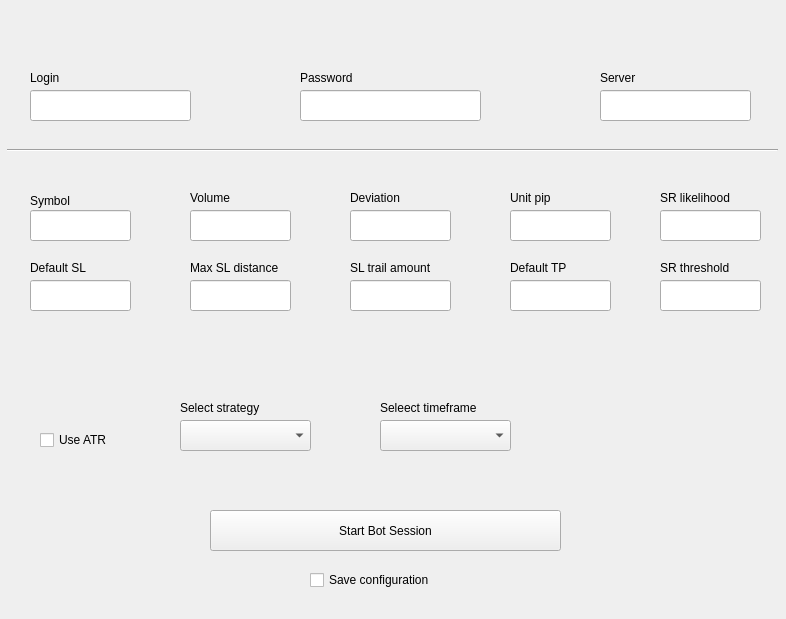
This is GUIs/bot-gui.ui in ches-001/tradebot as Qt 5 draws it before an edit. The edited form follows.
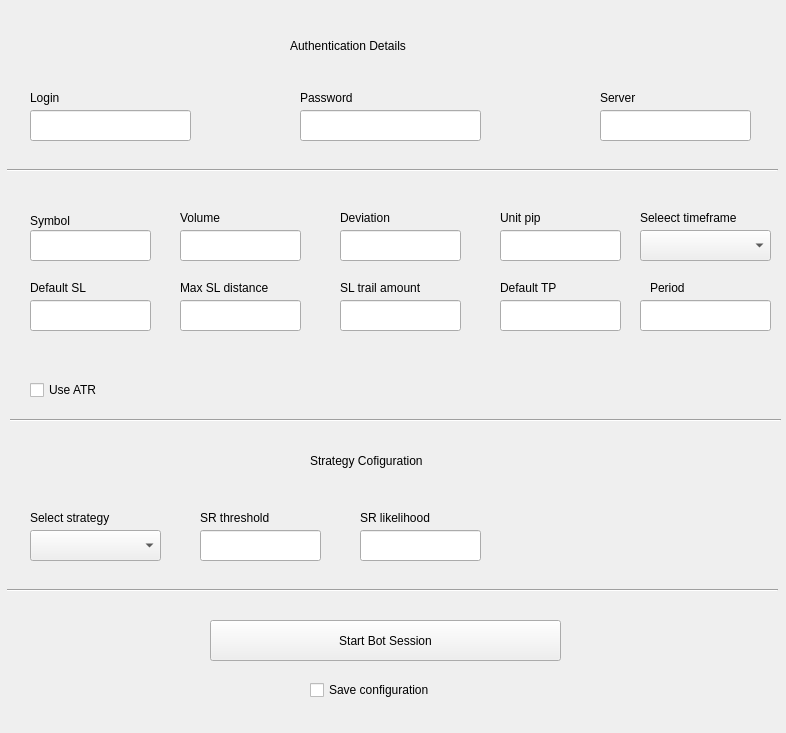
This is the edited form.

Commit message: gui and exe builder

Patch:
```diff
--- a/GUIs/bot-gui.ui
+++ b/GUIs/bot-gui.ui
@@ -7,7 +7,7 @@
     <x>0</x>
     <y>0</y>
     <width>786</width>
-    <height>619</height>
+    <height>733</height>
    </rect>
   </property>
   <property name="windowTitle">
@@ -16,8 +16,8 @@
   <widget class="QLabel" name="volume_label">
    <property name="geometry">
     <rect>
-     <x>190</x>
-     <y>190</y>
+     <x>180</x>
+     <y>210</y>
      <width>61</width>
      <height>16</height>
     </rect>
@@ -29,9 +29,9 @@
   <widget class="QLineEdit" name="deviation">
    <property name="geometry">
     <rect>
-     <x>350</x>
-     <y>210</y>
-     <width>101</width>
+     <x>340</x>
+     <y>230</y>
+     <width>121</width>
      <height>31</height>
     </rect>
    </property>
@@ -40,7 +40,7 @@
    <property name="geometry">
     <rect>
      <x>30</x>
-     <y>190</y>
+     <y>210</y>
      <width>71</width>
      <height>21</height>
     </rect>
@@ -52,8 +52,8 @@
   <widget class="QLabel" name="deviation_label">
    <property name="geometry">
     <rect>
-     <x>350</x>
-     <y>190</y>
+     <x>340</x>
+     <y>210</y>
      <width>61</width>
      <height>16</height>
     </rect>
@@ -66,7 +66,7 @@
    <property name="geometry">
     <rect>
      <x>210</x>
-     <y>510</y>
+     <y>620</y>
      <width>351</width>
      <height>41</height>
     </rect>
@@ -78,8 +78,8 @@
   <widget class="QLabel" name="sl_trail_label">
    <property name="geometry">
     <rect>
-     <x>350</x>
-     <y>260</y>
+     <x>340</x>
+     <y>280</y>
      <width>81</width>
      <height>16</height>
     </rect>
@@ -91,9 +91,9 @@
   <widget class="QLineEdit" name="unit_pip">
    <property name="geometry">
     <rect>
-     <x>510</x>
-     <y>210</y>
-     <width>101</width>
+     <x>500</x>
+     <y>230</y>
+     <width>121</width>
      <height>31</height>
     </rect>
    </property>
@@ -101,8 +101,8 @@
   <widget class="QLabel" name="unit_pip_label">
    <property name="geometry">
     <rect>
-     <x>510</x>
-     <y>190</y>
+     <x>500</x>
+     <y>210</y>
      <width>61</width>
      <height>16</height>
     </rect>
@@ -115,7 +115,7 @@
    <property name="geometry">
     <rect>
      <x>30</x>
-     <y>260</y>
+     <y>280</y>
      <width>61</width>
      <height>16</height>
     </rect>
@@ -127,9 +127,9 @@
   <widget class="QLineEdit" name="sl_trail">
    <property name="geometry">
     <rect>
-     <x>350</x>
-     <y>280</y>
-     <width>101</width>
+     <x>340</x>
+     <y>300</y>
+     <width>121</width>
      <height>31</height>
     </rect>
    </property>
@@ -137,9 +137,9 @@
   <widget class="QLineEdit" name="volume">
    <property name="geometry">
     <rect>
-     <x>190</x>
-     <y>210</y>
-     <width>101</width>
+     <x>180</x>
+     <y>230</y>
+     <width>121</width>
      <height>31</height>
     </rect>
    </property>
@@ -147,9 +147,9 @@
   <widget class="QLineEdit" name="default_tp">
    <property name="geometry">
     <rect>
-     <x>510</x>
-     <y>280</y>
-     <width>101</width>
+     <x>500</x>
+     <y>300</y>
+     <width>121</width>
      <height>31</height>
     </rect>
    </property>
@@ -157,9 +157,9 @@
   <widget class="QLineEdit" name="max_sl_dist">
    <property name="geometry">
     <rect>
-     <x>190</x>
-     <y>280</y>
-     <width>101</width>
+     <x>180</x>
+     <y>300</y>
+     <width>121</width>
      <height>31</height>
     </rect>
    </property>
@@ -167,8 +167,8 @@
   <widget class="QLabel" name="default_tp_label">
    <property name="geometry">
     <rect>
-     <x>510</x>
-     <y>260</y>
+     <x>500</x>
+     <y>280</y>
      <width>81</width>
      <height>16</height>
     </rect>
@@ -180,8 +180,8 @@
   <widget class="QLabel" name="max_sl_dist_label">
    <property name="geometry">
     <rect>
-     <x>190</x>
-     <y>260</y>
+     <x>180</x>
+     <y>280</y>
      <width>91</width>
      <height>16</height>
     </rect>
@@ -194,8 +194,8 @@
    <property name="geometry">
     <rect>
      <x>30</x>
-     <y>210</y>
-     <width>101</width>
+     <y>230</y>
+     <width>121</width>
      <height>31</height>
     </rect>
    </property>
@@ -204,8 +204,8 @@
    <property name="geometry">
     <rect>
      <x>30</x>
-     <y>280</y>
-     <width>101</width>
+     <y>300</y>
+     <width>121</width>
      <height>31</height>
     </rect>
    </property>
@@ -214,7 +214,7 @@
    <property name="geometry">
     <rect>
      <x>30</x>
-     <y>90</y>
+     <y>110</y>
      <width>161</width>
      <height>31</height>
     </rect>
@@ -224,7 +224,7 @@
    <property name="geometry">
     <rect>
      <x>300</x>
-     <y>90</y>
+     <y>110</y>
      <width>181</width>
      <height>31</height>
     </rect>
@@ -234,7 +234,7 @@
    <property name="geometry">
     <rect>
      <x>600</x>
-     <y>90</y>
+     <y>110</y>
      <width>151</width>
      <height>31</height>
     </rect>
@@ -244,7 +244,7 @@
    <property name="geometry">
     <rect>
      <x>30</x>
-     <y>70</y>
+     <y>90</y>
      <width>61</width>
      <height>16</height>
     </rect>
@@ -257,7 +257,7 @@
    <property name="geometry">
     <rect>
      <x>300</x>
-     <y>70</y>
+     <y>90</y>
      <width>61</width>
      <height>16</height>
     </rect>
@@ -270,7 +270,7 @@
    <property name="geometry">
     <rect>
      <x>600</x>
-     <y>70</y>
+     <y>90</y>
      <width>61</width>
      <height>16</height>
     </rect>
@@ -282,8 +282,8 @@
   <widget class="QCheckBox" name="use_atr">
    <property name="geometry">
     <rect>
-     <x>40</x>
-     <y>430</y>
+     <x>30</x>
+     <y>380</y>
      <width>76</width>
      <height>20</height>
     </rect>
@@ -296,7 +296,7 @@
    <property name="geometry">
     <rect>
      <x>310</x>
-     <y>570</y>
+     <y>680</y>
      <width>191</width>
      <height>20</height>
     </rect>
@@ -308,9 +308,9 @@
   <widget class="QLineEdit" name="sr_likelihood">
    <property name="geometry">
     <rect>
-     <x>660</x>
-     <y>210</y>
-     <width>101</width>
+     <x>360</x>
+     <y>530</y>
+     <width>121</width>
      <height>31</height>
     </rect>
    </property>
@@ -318,9 +318,9 @@
   <widget class="QLineEdit" name="sr_threshold">
    <property name="geometry">
     <rect>
-     <x>660</x>
-     <y>280</y>
-     <width>101</width>
+     <x>200</x>
+     <y>530</y>
+     <width>121</width>
      <height>31</height>
     </rect>
    </property>
@@ -328,8 +328,8 @@
   <widget class="QComboBox" name="timeframe">
    <property name="geometry">
     <rect>
-     <x>380</x>
-     <y>420</y>
+     <x>640</x>
+     <y>230</y>
      <width>131</width>
      <height>31</height>
     </rect>
@@ -338,8 +338,8 @@
   <widget class="QComboBox" name="strategy">
    <property name="geometry">
     <rect>
-     <x>180</x>
-     <y>420</y>
+     <x>30</x>
+     <y>530</y>
      <width>131</width>
      <height>31</height>
     </rect>
@@ -348,8 +348,8 @@
   <widget class="QLabel" name="strategy_label">
    <property name="geometry">
     <rect>
-     <x>180</x>
-     <y>400</y>
+     <x>30</x>
+     <y>510</y>
      <width>111</width>
      <height>16</height>
     </rect>
@@ -361,8 +361,8 @@
   <widget class="QLabel" name="timeframe_label">
    <property name="geometry">
     <rect>
-     <x>380</x>
-     <y>400</y>
+     <x>640</x>
+     <y>210</y>
      <width>101</width>
      <height>16</height>
     </rect>
@@ -374,8 +374,8 @@
   <widget class="QLabel" name="sr_likelihood_label">
    <property name="geometry">
     <rect>
-     <x>660</x>
-     <y>190</y>
+     <x>360</x>
+     <y>510</y>
      <width>101</width>
      <height>16</height>
     </rect>
@@ -387,8 +387,8 @@
   <widget class="QLabel" name="sr_thresold_label">
    <property name="geometry">
     <rect>
-     <x>660</x>
-     <y>260</y>
+     <x>200</x>
+     <y>510</y>
      <width>91</width>
      <height>16</height>
     </rect>
@@ -401,7 +401,82 @@
    <property name="geometry">
     <rect>
      <x>7</x>
-     <y>140</y>
+     <y>160</y>
+     <width>771</width>
+     <height>20</height>
+    </rect>
+   </property>
+   <property name="orientation">
+    <enum>Qt::Horizontal</enum>
+   </property>
+  </widget>
+  <widget class="Line" name="line_2">
+   <property name="geometry">
+    <rect>
+     <x>10</x>
+     <y>410</y>
+     <width>771</width>
+     <height>20</height>
+    </rect>
+   </property>
+   <property name="orientation">
+    <enum>Qt::Horizontal</enum>
+   </property>
+  </widget>
+  <widget class="QLineEdit" name="period">
+   <property name="geometry">
+    <rect>
+     <x>640</x>
+     <y>300</y>
+     <width>131</width>
+     <height>31</height>
+    </rect>
+   </property>
+  </widget>
+  <widget class="QLabel" name="label">
+   <property name="geometry">
+    <rect>
+     <x>650</x>
+     <y>280</y>
+     <width>61</width>
+     <height>16</height>
+    </rect>
+   </property>
+   <property name="text">
+    <string>Period</string>
+   </property>
+  </widget>
+  <widget class="QLabel" name="strategy_title">
+   <property name="geometry">
+    <rect>
+     <x>310</x>
+     <y>440</y>
+     <width>361</width>
+     <height>41</height>
+    </rect>
+   </property>
+   <property name="text">
+    <string>Strategy Cofiguration</string>
+   </property>
+  </widget>
+  <widget class="QLabel" name="auth_title">
+   <property name="geometry">
+    <rect>
+     <x>290</x>
+     <y>30</y>
+     <width>321</width>
+     <height>31</height>
+    </rect>
+   </property>
+   <property name="text">
+    <string>Authentication Details</string>
+   </property>
+  </widget>
+  <widget class="Line" name="line_3">
+   <property name="geometry">
+    <rect>
+     <x>7</x>
+     <y>580</y>
      <width>771</width>
      <height>20</height>
     </rect>
```
The commit also changes 5 other files.
